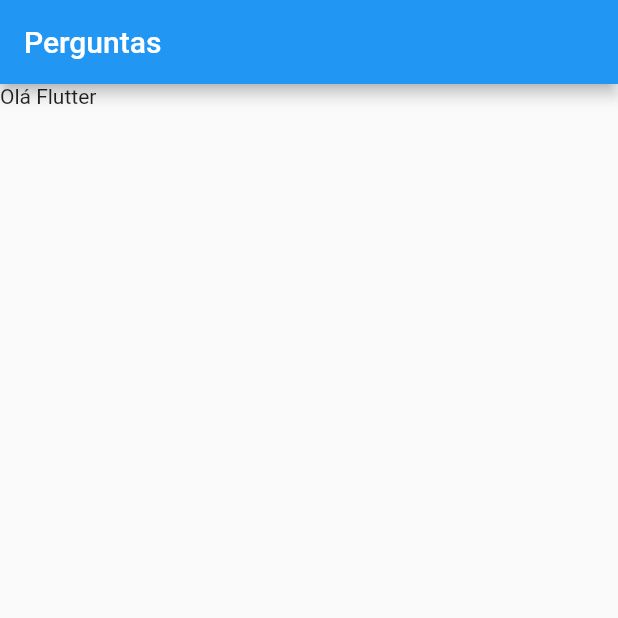
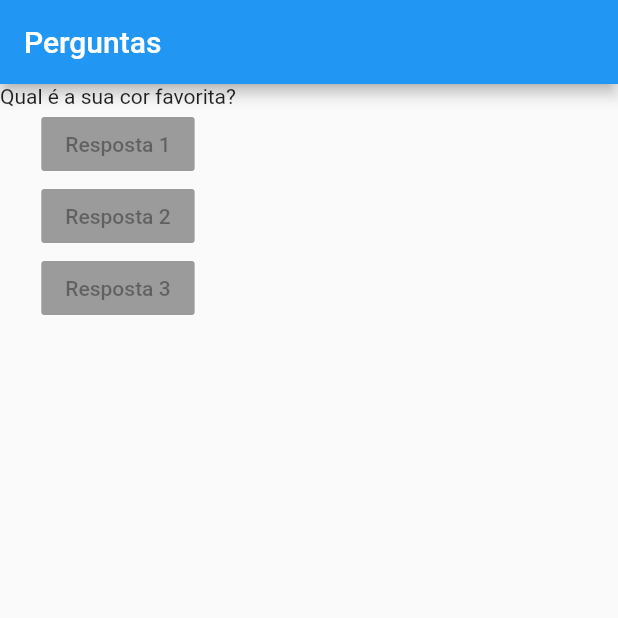
Before and after one commit to Willjp04/Projeto-Flutter, a Flutter app: the screen it shows after launch, on a phone screen of 412 x 824 dp, the top half of it. Run offline on Flutter 3.47's test engine with Material 2 defaults, Android fonts, the phone set to English and light mode, and no system bars.

Commit message:
Inserindo botões na interface visual do app

```diff
--- a/projeto_perguntas/lib/main.dart
+++ b/projeto_perguntas/lib/main.dart
@@ -5,13 +5,34 @@ main() {
 }
 
 class PerguntaApp extends StatelessWidget {
+  @override
   Widget build(BuildContext context) {
+    final perguntas = [
+      'Qual é a sua cor favorita?',
+      'Qual é o seu animal favorito?',
+    ];
     return MaterialApp(
-        home: Scaffold(
-      appBar: AppBar(
-        title: Text('Perguntas'),
-      ),
-      body: Text('Olá Flutter'),
-    ));
+      home: Scaffold(
+          appBar: AppBar(
+            title: Text('Perguntas'),
+          ),
+          body: Column(
+            children: [
+              Text(perguntas[0]),
+              RaisedButton(
+                child: Text('Resposta 1'),
+                onPressed: null,
+              ),
+              RaisedButton(
+                child: Text('Resposta 2'),
+                onPressed: null,
+              ),
+              RaisedButton(
+                child: Text('Resposta 3'),
+                onPressed: null,
+              )
+            ],
+          )),
+    );
   }
 }
```
